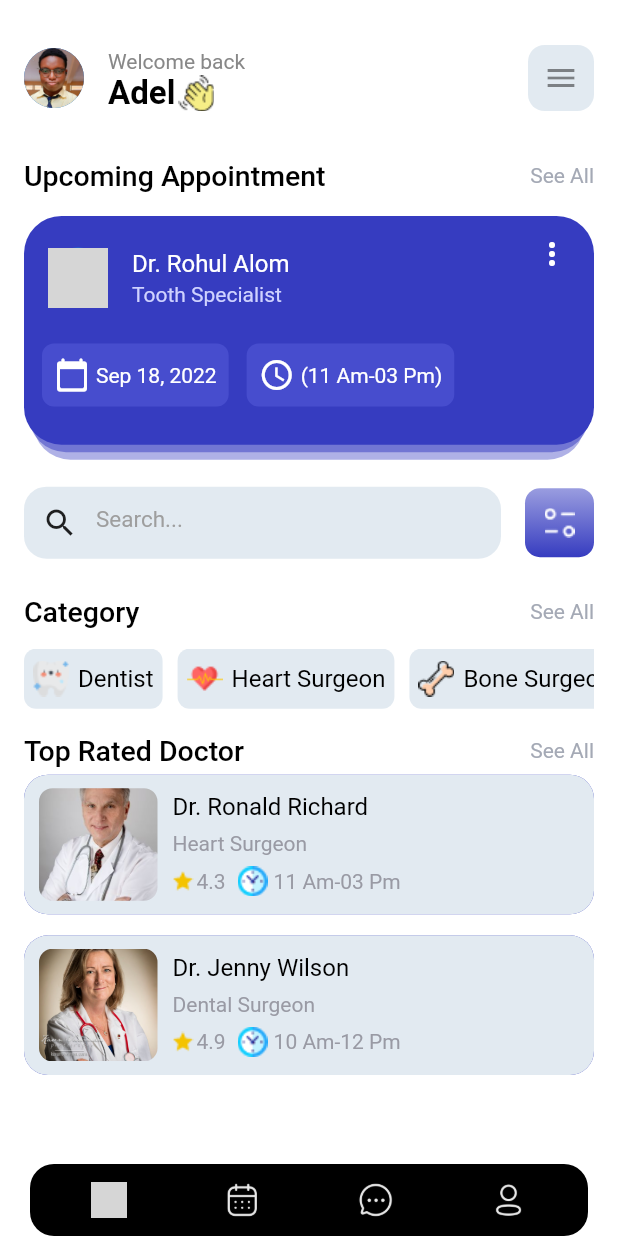
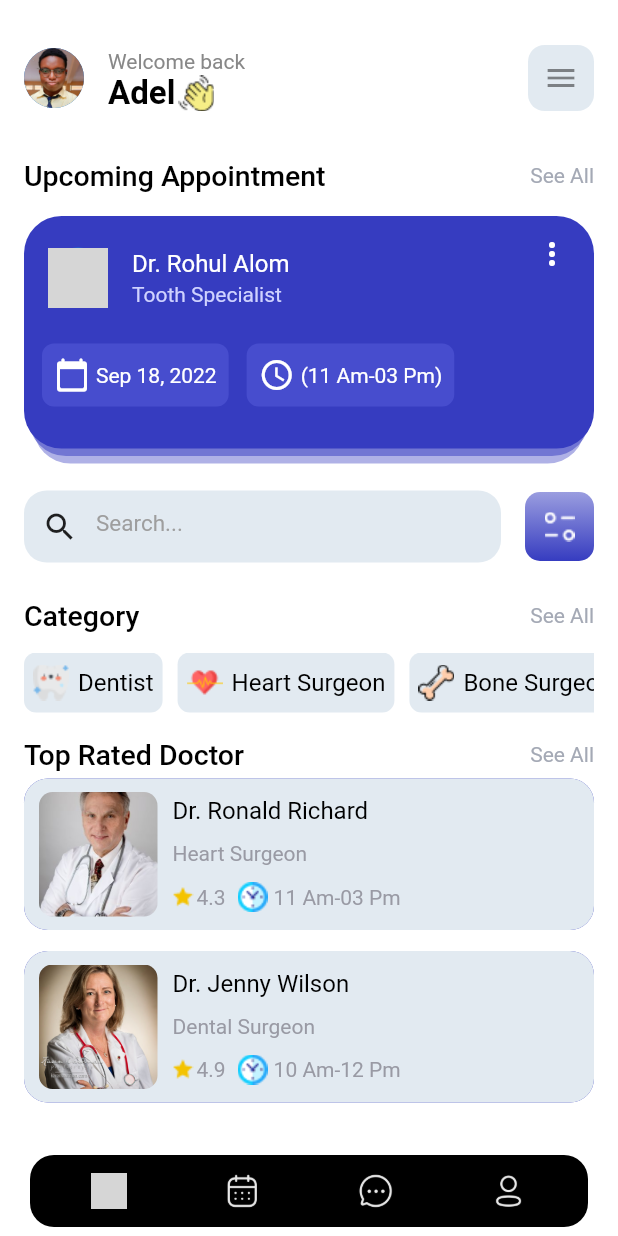
Before and after one commit to Adel09/flutter-doctor-app-ui, a Flutter app: the HomeScreen screen opened directly, on a phone screen of 412 x 824 dp. Run offline on Flutter 3.47's test engine with Material 2 defaults, Android fonts, the phone set to English and light mode, and no system bars; drawn by our look-alikes of floating_bottom_navigation_bar, flutter_slidable; our stand-ins replace smooth_page_indicator; network calls fail; grey boxes are pictures that could not be loaded.

Commit message:
made the navbar actually float, updated widget sizes, added internet permission to android manifest and built a new apk file

```diff
--- a/lib/components/appointment_card.dart
+++ b/lib/components/appointment_card.dart
@@ -14,7 +14,7 @@ class AppointmentCard extends StatelessWidget {
   @override
   Widget build(BuildContext context) {
     return Container(
-      height: MediaQuery.of(context).size.height * 0.185,
+      height: 155,
       width: MediaQuery.of(context).size.width,
       decoration: BoxDecoration(
           color: KPrimaryColor,
--- a/lib/components/doctor_item.dart
+++ b/lib/components/doctor_item.dart
@@ -23,7 +23,7 @@ class DoctorListItem extends StatelessWidget {
   @override
   Widget build(BuildContext context) {
     return Container(
-      height: MediaQuery.of(context).size.height * 0.113,
+      height: 101,
       width: MediaQuery.of(context).size.width,
       margin: EdgeInsets.only(bottom: 14),
       decoration: BoxDecoration(
@@ -52,7 +52,7 @@ class DoctorListItem extends StatelessWidget {
           ],
         ),
         child: Container(
-          height: MediaQuery.of(context).size.height * 0.113,
+          height: 101,
           width: MediaQuery.of(context).size.width,
           padding: EdgeInsets.symmetric(horizontal: 10, vertical: 4),
           decoration: BoxDecoration(
--- a/lib/screens/details/detail_screen.dart
+++ b/lib/screens/details/detail_screen.dart
@@ -46,7 +46,7 @@ class _DetailsScreenState extends State<DetailsScreen> {
       body: ListView(
         children: [
           Container(
-            height: MediaQuery.of(context).size.height * 0.25,
+            height: 220,
             width: MediaQuery.of(context).size.width,
             decoration: BoxDecoration(
               color: Color(0xff363CC0),
--- a/lib/screens/home/home_screen.dart
+++ b/lib/screens/home/home_screen.dart
@@ -23,7 +23,9 @@ class _HomeScreenState extends State<HomeScreen> {
         backgroundColor: Colors.white,
       ),
       backgroundColor: Colors.white,
-      body: Padding(
+      body: Stack(
+        children: [
+          Padding(
             padding: EdgeInsets.symmetric(horizontal: 16, vertical: 16),
             child: ListView(
               children: [
@@ -167,13 +169,17 @@ class _HomeScreenState extends State<HomeScreen> {
                     );
                   },
                 ),
+                SizedBox(height: 30,)
               ],
             ),
           ),
-      bottomNavigationBar: FloatingNavbar(
+          Align(
+            alignment: Alignment.bottomCenter,
+            child: FloatingNavbar(
+              //backgroundColor: Colors.transparent,
 
               borderRadius: 16.0,
-  margin: EdgeInsets.symmetric(horizontal: 20, vertical: 0),
+              margin: EdgeInsets.only(left: 20, right: 20, bottom: 6, top: 0),
               onTap: (int val) {
                 //returns tab id which is user tapped
               },
@@ -188,6 +194,10 @@ class _HomeScreenState extends State<HomeScreen> {
                 FloatingNavbarItem(customWidget: SizedBox(height: 24, width: 24,child: Image(image: AssetImage("assets/images/icons/profileicon.png"),))),
               ],
             ),
+          ),
+        ],
+      ),
+
     );
   }
 
```
Also changed, not shown: 1 other file. Lines whose indentation alone changed are shown as unchanged.
